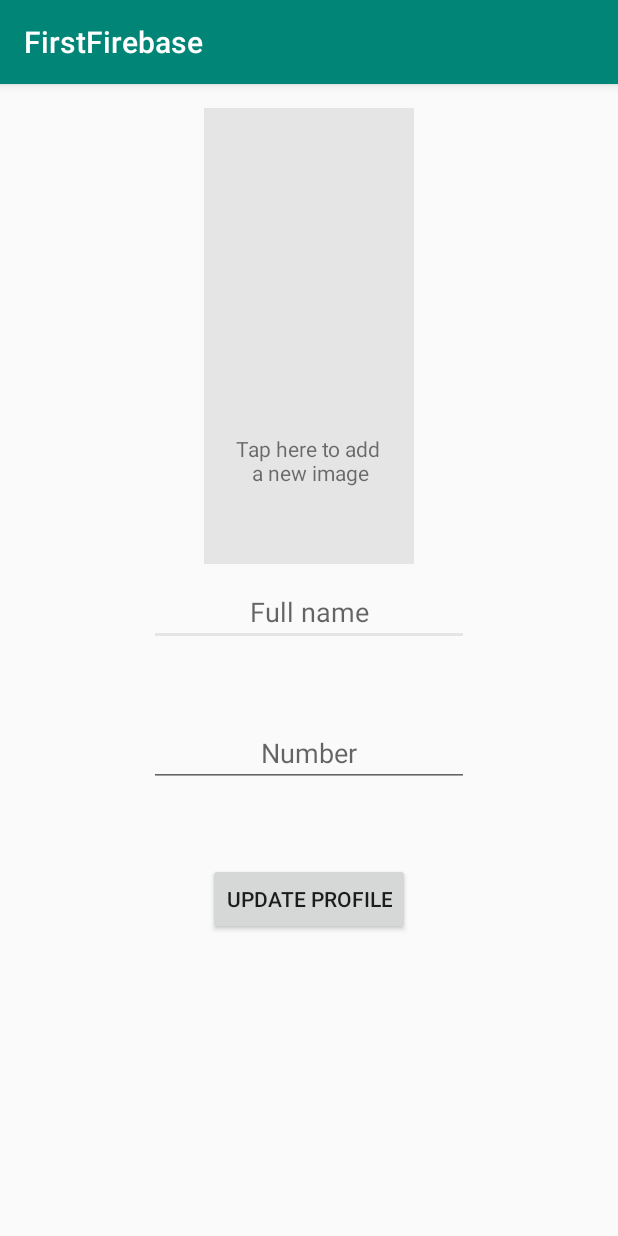
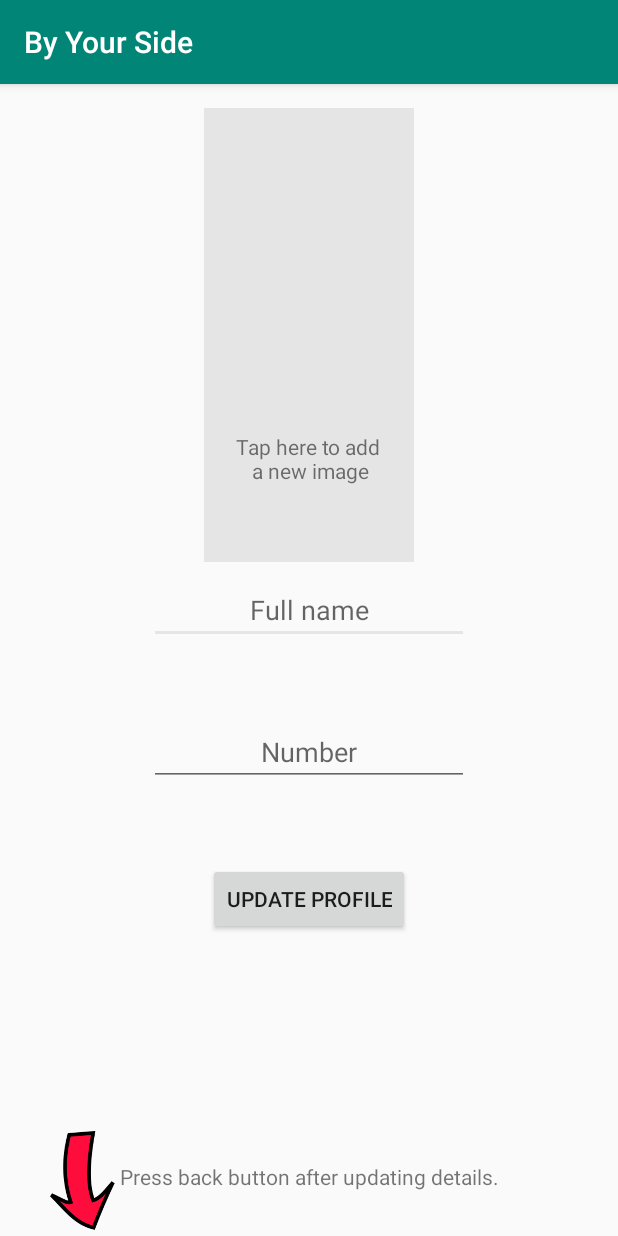
Before and after one commit to aryanjain28/Firebase, an Android app: the screen it shows after launch once a user with an empty profile is signed in (Profile), in the options menu, after a tap on "View profile", on a phone screen of 412 x 824 dp. Run offline under Robolectric (Android 15) with nearby library versions, the phone set to English and light mode, and no system bars; our stand-ins replace AdMob, Firebase (no records; nobody signed in at launch, a user with empty details on screens opened directly).

Commit message:
Third commit

```diff
--- a/FirstFirebase/app/src/main/java/com/example/firstfirebase/MainActivity.java
+++ b/FirstFirebase/app/src/main/java/com/example/firstfirebase/MainActivity.java
@@ -16,6 +16,7 @@ public class MainActivity extends AppCompatActivity {
     protected void onCreate(Bundle savedInstanceState) {
         super.onCreate(savedInstanceState);
         setContentView(R.layout.activity_main);
+        getSupportActionBar().setTitle("By Your Side");
 
         signInButton = findViewById(R.id.signInButton);
         signUpButton = findViewById(R.id.signUpButton);
--- a/FirstFirebase/app/src/main/java/com/example/firstfirebase/SignIn.java
+++ b/FirstFirebase/app/src/main/java/com/example/firstfirebase/SignIn.java
@@ -29,6 +29,7 @@ public class SignIn extends AppCompatActivity {
     protected void onCreate(Bundle savedInstanceState) {
         super.onCreate(savedInstanceState);
         setContentView(R.layout.activity_sign_in);
+        getSupportActionBar().setTitle("By Your Side");
 
         emailText = findViewById(R.id.emailText);
         passwordText = findViewById(R.id.passwordText);
--- a/FirstFirebase/app/src/main/java/com/example/firstfirebase/SignUp.java
+++ b/FirstFirebase/app/src/main/java/com/example/firstfirebase/SignUp.java
@@ -34,7 +34,7 @@ public class SignUp extends AppCompatActivity {
     protected void onCreate(Bundle savedInstanceState) {
         super.onCreate(savedInstanceState);
         setContentView(R.layout.activity_sign_up);
-
+        getSupportActionBar().setTitle("By Your Side");
         emailText = findViewById(R.id.emailText);
         confirmPasswordText = findViewById(R.id.confirmPasswordText);
         passwordText = findViewById(R.id.passwordText);
@@ -91,7 +91,7 @@ public class SignUp extends AppCompatActivity {
     public void updateUI(FirebaseUser u){
         if(u == null)
             return;
-        Intent i = new Intent(this, WelcomeActivity.class);
+        Intent i = new Intent(this, Profile.class);
         i.setFlags(Intent.FLAG_ACTIVITY_NEW_TASK | Intent.FLAG_ACTIVITY_CLEAR_TASK);
         startActivity(i);
     }
--- a/FirstFirebase/app/src/main/java/com/example/firstfirebase/WelcomeActivity.java
+++ b/FirstFirebase/app/src/main/java/com/example/firstfirebase/WelcomeActivity.java
@@ -4,8 +4,6 @@ import androidx.annotation.NonNull;
 import androidx.appcompat.app.AlertDialog;
 import androidx.appcompat.app.AppCompatActivity;
 import androidx.core.app.ActivityCompat;
-import androidx.fragment.app.Fragment;
-import androidx.fragment.app.FragmentManager;
 import androidx.fragment.app.FragmentTransaction;
 
 import android.Manifest;
@@ -42,7 +40,6 @@ import com.google.firebase.firestore.DocumentReference;
 import com.google.firebase.firestore.DocumentSnapshot;
 import com.google.firebase.firestore.FirebaseFirestore;
 import com.google.firebase.firestore.GeoPoint;
-import com.google.firebase.firestore.ListenerRegistration;
 import com.google.firebase.firestore.QuerySnapshot;
 
 import java.io.Serializable;
@@ -60,12 +57,9 @@ public class WelcomeActivity extends AppCompatActivity implements Serializable {
     private Date currentTime;
     private FusedLocationProviderClient mFusedLocationProviderClient;
     private UserLocation mUserLocation;
-    private ArrayList<UserLocation> userLocationArrayList;
     private ArrayList<String> userArrayList;
     private ArrayList<String> onlineDisplayArrayList;
     private ArrayList<GeoPoints> usersGeoPoints;
-    private GeoPoints geoPoints;
-    private ListenerRegistration  mUserListEventListener;
     private User user;
     private ProgressBar progressBar2;
     private TextView onlineMessage;
@@ -78,6 +72,8 @@ public class WelcomeActivity extends AppCompatActivity implements Serializable {
     protected void onCreate(Bundle savedInstanceState) {
         super.onCreate(savedInstanceState);
         setContentView(R.layout.activity_welcome);
+
+        getSupportActionBar().setTitle("By Your Side");
 
         MobileAds.initialize(this, "ca-app-pub-5400968646818022~7963076388");
         currentTime = Calendar.getInstance().getTime();
@@ -109,8 +105,6 @@ public class WelcomeActivity extends AppCompatActivity implements Serializable {
         if (USER_IS_ONLINE == 0)
             setUserIsOnline();
         Log.d(TAG, "Aryan User online");
-
-        inflateFragment();
     }
 
     //FIXED
@@ -154,11 +148,10 @@ public class WelcomeActivity extends AppCompatActivity implements Serializable {
                         if (task.isSuccessful()) {
                             if (task != null) {
                                 onlineDisplayArrayList = new ArrayList<>();
+                                onlineDisplayArrayList.clear();
                                 for (int i = 0; i < task.getResult().getDocuments().size(); i++) {
                                     String name = task.getResult().getDocuments().get(i).get("name").toString();
                                     String email = task.getResult().getDocuments().get(i).get("email").toString();
-                                    if (name == null) name = "Name not provided.";
-                                    if (email == null) name = "Email not provided.";
                                     onlineDisplayArrayList.add(name+"  "+"("+email+")");
                                     Log.d(TAG, "Aryans : success adding to list");
                                     listprogressBar.setVisibility(View.INVISIBLE);
@@ -166,9 +159,17 @@ public class WelcomeActivity extends AppCompatActivity implements Serializable {
 
                                     getAllUsersCoordinates(task.getResult().getDocuments().get(i).getId().trim());
                                 }
+                                findViewById(R.id.listEmptyMessage).setVisibility(View.INVISIBLE);
                                 usersOnline = findViewById(R.id.usersOnline);
                                 ListAdapter adapter = new ArrayAdapter<>(WelcomeActivity.this, android.R.layout.simple_list_item_1, onlineDisplayArrayList);
                                 usersOnline.setAdapter(adapter);
+
+                                /*if (onlineDisplayArrayList.size() == 1) {
+                                    findViewById(R.id.listEmptyMessage).setVisibility(View.VISIBLE);
+                                }
+                                else {
+                                    findViewById(R.id.listEmptyMessage).setVisibility(View.INVISIBLE);
+                                }*/
                             }
                             Log.d(TAG, "onComplete: Success");
                         }
@@ -193,34 +194,43 @@ public class WelcomeActivity extends AppCompatActivity implements Serializable {
                 .addOnCompleteListener(new OnCompleteListener<DocumentSnapshot>() {
                     @Override
                     public void onComplete(@NonNull Task<DocumentSnapshot> task) {
-                        if (task.isSuccessful()){
-                            if (task != null){
-                                geoPoints = new GeoPoints();
+                        if (task.isSuccessful()) {
+                            if (task != null) {
+                                GeoPoints geoPoints = new GeoPoints();
                                 geoPoints.setGeoPoint(task.getResult().getGeoPoint("geoPoint"));
                                 usersGeoPoints.add(geoPoints);
-                                Log.d(TAG, "Aryan LAT : "+geoPoints.getGeoPoint().getLatitude());
-                                Log.d(TAG, "Aryan LONG : "+geoPoints.getGeoPoint().getLongitude());
+                                Log.d(TAG, "Aryan LAT : " + geoPoints.getGeoPoint().getLatitude());
+                                Log.d(TAG, "Aryan LONG : " + geoPoints.getGeoPoint().getLongitude());
                                 gettingLocations.setVisibility(View.INVISIBLE);
+
+                                if (!usersGeoPoints.isEmpty()) {
+                                    Log.d(TAG, "inflateFragment1: \n" +
+                                            usersGeoPoints.get(usersGeoPoints.size() - 1).getGeoPoint().getLatitude() + "\n" +
+                                            usersGeoPoints.get(usersGeoPoints.size() - 1).getGeoPoint().getLongitude());
+                                } else
+                                    Log.d(TAG, "inflateFragment1: EMPTY");
                             }
                         }
-                    }
-                })
-                .addOnFailureListener(new OnFailureListener() {
-                    @Override
-                    public void onFailure(@NonNull Exception e) {
-                        gettingLocations.setVisibility(View.INVISIBLE);
+                        inflateFragment();
                     }
                 });
     }
 
     private void inflateFragment(){
-        UserMaps userMapsFragment = UserMaps.newInstance();
-        Bundle bundle = new Bundle();
-        bundle.putParcelableArrayList("OnlineUsersGeoPoints", usersGeoPoints);
-        userMapsFragment.setArguments(bundle);
+        Log.d(TAG, "inflateFragment2: REACHED");
+        if (!usersGeoPoints.isEmpty()) {
+            Log.d(TAG, "inflateFragment2: \n" +
+                    usersGeoPoints.get(usersGeoPoints.size()-1).getGeoPoint().getLatitude() + "\n" +
+                    usersGeoPoints.get(usersGeoPoints.size()-1).getGeoPoint().getLongitude());
+        }
+        else
+            Log.d(TAG, "inflateFragment2: EMPTY");
 
         FragmentTransaction transaction = getSupportFragmentManager().beginTransaction();
+        UserMaps userMaps = UserMaps.newInstance(usersGeoPoints);
+        transaction.replace(R.id.fragment, userMaps);
         transaction.commit();
+        //usersGeoPoints.clear();
 
     }
 
@@ -381,11 +391,18 @@ public class WelcomeActivity extends AppCompatActivity implements Serializable {
 
             case R.id.signOut :
                 setUserIsOffline();
+                findViewById(R.id.progressBar2).setVisibility(View.VISIBLE);
                 Toast.makeText(WelcomeActivity.this, u.getEmail()+" signed out",Toast.LENGTH_SHORT).show();
-                mAuth.signOut();
-                Intent intent = new Intent(WelcomeActivity.this, MainActivity.class);
-                intent.setFlags(Intent.FLAG_ACTIVITY_NEW_TASK | Intent.FLAG_ACTIVITY_CLEAR_TASK);
-                startActivity(intent);
+                new Handler().postDelayed(new Runnable() {
+                    @Override
+                    public void run() {
+                        mAuth.signOut();
+                        Intent intent = new Intent(WelcomeActivity.this, MainActivity.class);
+                        intent.setFlags(Intent.FLAG_ACTIVITY_NEW_TASK | Intent.FLAG_ACTIVITY_CLEAR_TASK);
+                        startActivity(intent);
+                        findViewById(R.id.progressBar2).setVisibility(View.VISIBLE);
+                    }
+                }, 2000);
                 break;
 
             case R.id.delete :
@@ -406,6 +423,7 @@ public class WelcomeActivity extends AppCompatActivity implements Serializable {
                                 @Override
                                 public void onComplete(@NonNull Task<Void> task) {
                                     if (task.isComplete()) {
+                                        mAuth.getCurrentUser().delete();
                                         Toast.makeText(WelcomeActivity.this, " ACCOUNT DELETED.", Toast.LENGTH_SHORT).show();
                                         Intent i = new Intent(WelcomeActivity.this, MainActivity.class);
                                         i.setFlags(Intent.FLAG_ACTIVITY_NEW_TASK | Intent.FLAG_ACTIVITY_CLEAR_TASK);
@@ -433,7 +451,6 @@ public class WelcomeActivity extends AppCompatActivity implements Serializable {
                                         }
                                     }
                                 });
-                        mAuth.getCurrentUser().delete();
                         }
                     });
                     SpannableString s2 = new SpannableString("Dismiss");
--- a/FirstFirebase/app/src/main/res/layout/activity_profile.xml
+++ b/FirstFirebase/app/src/main/res/layout/activity_profile.xml
@@ -49,11 +49,11 @@
         android:layout_width="140dp"
         android:layout_height="0dp"
         android:layout_marginTop="16dp"
-        android:layout_marginBottom="92dp"
+        android:layout_marginBottom="400dp"
         android:clickable="true"
         android:maxWidth="120dp"
         android:maxHeight="120dp"
-        app:layout_constraintBottom_toTopOf="@+id/progressBar"
+        app:layout_constraintBottom_toTopOf="@+id/textView2"
         app:layout_constraintEnd_toEndOf="parent"
         app:layout_constraintStart_toStartOf="parent"
         app:layout_constraintTop_toTopOf="parent"
@@ -86,4 +86,27 @@
         app:layout_constraintStart_toStartOf="parent"
         app:layout_constraintTop_toBottomOf="@+id/profilePic" />
 
+    <TextView
+        android:id="@+id/textView2"
+        android:layout_width="wrap_content"
+        android:layout_height="wrap_content"
+        android:layout_marginEnd="79dp"
+        android:layout_marginBottom="30dp"
+        android:text="Press back button after updating details."
+        app:layout_constraintBottom_toBottomOf="parent"
+        app:layout_constraintEnd_toEndOf="parent"
+        app:layout_constraintStart_toEndOf="@+id/imageView3"
+        app:layout_constraintTop_toBottomOf="@+id/profilePic" />
+
+    <ImageView
+        android:id="@+id/imageView3"
+        android:layout_width="0dp"
+        android:layout_height="66dp"
+        android:layout_marginStart="30dp"
+        android:layout_marginBottom="4dp"
+        app:layout_constraintBottom_toBottomOf="parent"
+        app:layout_constraintEnd_toStartOf="@+id/textView2"
+        app:layout_constraintStart_toStartOf="parent"
+        app:srcCompat="@drawable/arrow" />
+
 </androidx.constraintlayout.widget.ConstraintLayout>
```
Also changed, not shown: FirstFirebase/app/src/main/java/com/example/firstfirebase/Profile.java (+20 -0 lines), FirstFirebase/app/src/main/java/com/example/firstfirebase/UserMaps.java (+24 -6 lines), FirstFirebase/app/src/main/res/layout/activity_welcome.xml (+24 -4 lines), FirstFirebase/app/src/main/res/drawable/arrow.png (added).
